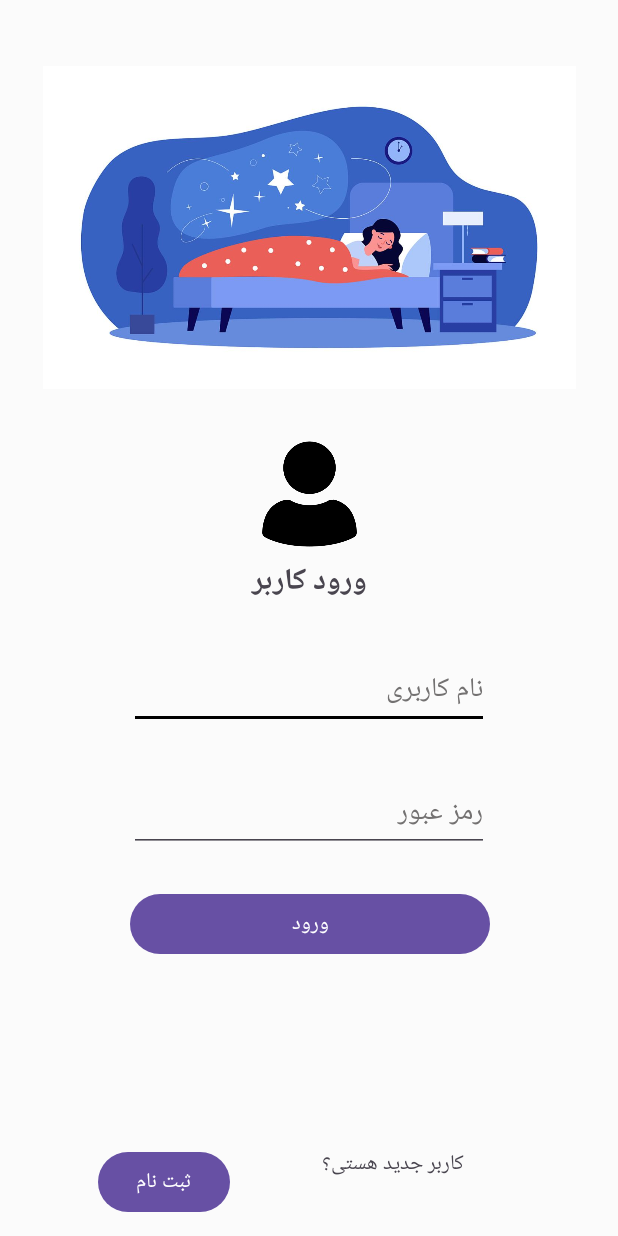
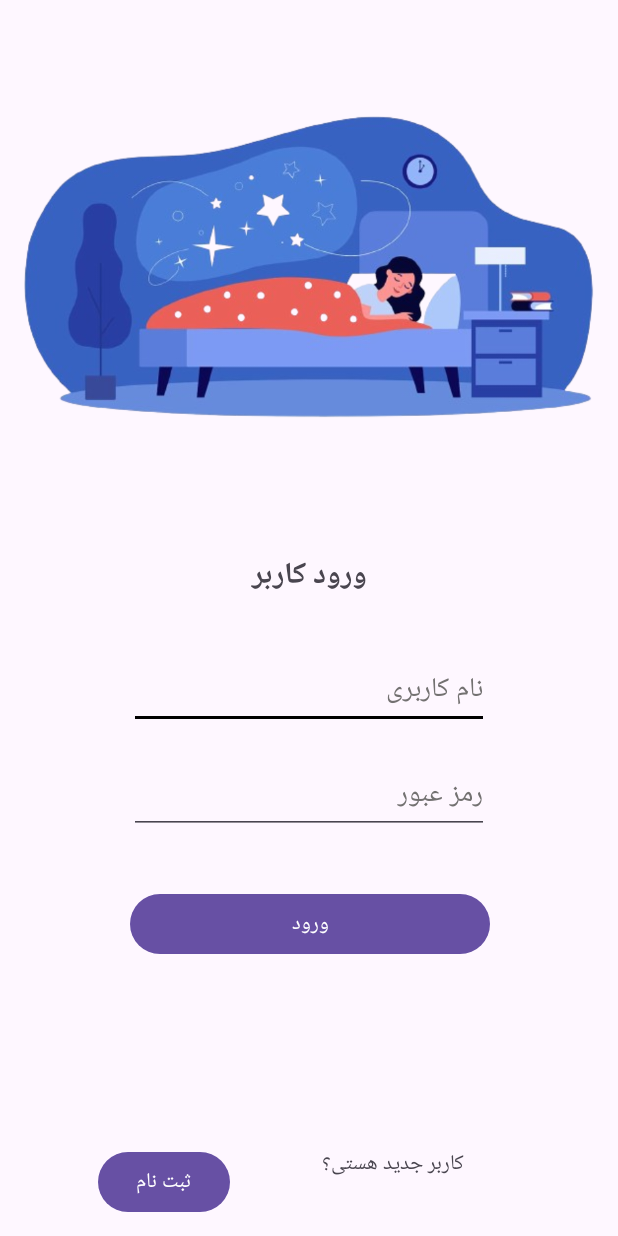
Before and after one commit to arvinreihani/tinaab_app, an Android app: the screen it shows after launch (MainActivity), on a phone screen of 412 x 824 dp. Run offline under Robolectric (Android 15) with nearby library versions, the phone set to English and light mode, and no system bars.

```diff
--- a/app/src/main/java/com/example/version01/SignInActivity.java
+++ b/app/src/main/java/com/example/version01/SignInActivity.java
@@ -32,7 +32,7 @@
                 String newPassword = etNewPassword.getText().toString();
                 String newPassword2 = etNewPassword2.getText().toString();
 
-                if (newPassword == newPassword2) {// Add the new user to the credentials map (this should be done through secure storage in a real app)
+                if (newPassword.equals(newPassword2)) {// Add the new user to the credentials map (this should be done through secure storage in a real app)
                     MainActivity.credentials.put(newUsername, newPassword);
                     Toast.makeText(SignInActivity.this, "اکاانت با موفقیت ساخته شد", Toast.LENGTH_SHORT).show();
                     // Navigate back to the login activity
--- a/app/src/main/res/layout/activity_account.xml
+++ b/app/src/main/res/layout/activity_account.xml
@@ -15,7 +15,7 @@
         app:layout_constraintHorizontal_bias="0.0"
         app:layout_constraintStart_toStartOf="parent"
         app:layout_constraintTop_toTopOf="parent"
-        app:srcCompat="@drawable/sleep_illustrations_01" />
+        app:srcCompat="@drawable/sleep_illustrations_01_removebg_preview" />
 
     <Button
         android:id="@+id/setting"
--- a/app/src/main/res/layout/activity_main.xml
+++ b/app/src/main/res/layout/activity_main.xml
@@ -5,7 +5,6 @@
     android:id="@+id/main"
     android:layout_width="match_parent"
     android:layout_height="match_parent"
-    android:background="#FBFBFB"
     tools:context="MainActivity">
 
     <Button
@@ -50,7 +49,7 @@
         android:id="@+id/etPassword"
         android:layout_width="240dp"
         android:layout_height="50dp"
-        android:layout_marginTop="32dp"
+        android:layout_marginTop="20dp"
         android:ems="10"
         android:hint="@string/password"
         android:inputType="textPassword"
@@ -74,33 +73,21 @@
 
     <ImageView
         android:id="@+id/imageView"
-        android:layout_width="355dp"
-        android:layout_height="215dp"
+        android:layout_width="412dp"
+        android:layout_height="268dp"
         android:layout_marginStart="28dp"
         android:layout_marginTop="44dp"
         android:layout_marginEnd="28dp"
-        android:background="@color/ic_launcher_background"
-        android:src="@drawable/sleep_hygiene_hub"
         app:layout_constraintEnd_toEndOf="parent"
         app:layout_constraintStart_toStartOf="parent"
         app:layout_constraintTop_toTopOf="parent"
-        app:srcCompat="@drawable/sleep_hygiene_hub"
-        tools:visibility="visible" />
-
-    <ImageView
-        android:id="@+id/imageView2"
-        android:layout_width="86dp"
-        android:layout_height="84dp"
-        android:layout_marginTop="28dp"
-        android:src="@drawable/login_user_name_1"
-        app:layout_constraintEnd_toEndOf="parent"
-        app:layout_constraintStart_toStartOf="parent"
-        app:layout_constraintTop_toBottomOf="@+id/imageView" />
+        app:srcCompat="@drawable/sleep_hygiene_hub_removebg_preview" />
 
     <TextView
         android:id="@+id/textView"
         android:layout_width="168dp"
         android:layout_height="42dp"
+        android:layout_marginTop="55dp"
         android:lineSpacingExtra="14sp"
         android:text="@string/login_user"
         android:textAlignment="center"
@@ -109,6 +96,6 @@
         android:typeface="normal"
         app:layout_constraintEnd_toEndOf="parent"
         app:layout_constraintStart_toStartOf="parent"
-        app:layout_constraintTop_toBottomOf="@+id/imageView2" />
+        app:layout_constraintTop_toBottomOf="@+id/imageView" />
 
 </androidx.constraintlayout.widget.ConstraintLayout>
```
Also changed, not shown: app/src/main/res/drawable/sleep_hygiene_hub_removebg_preview.png (added), app/src/main/res/drawable/sleep_illustrations_01_removebg_preview.png (added).
